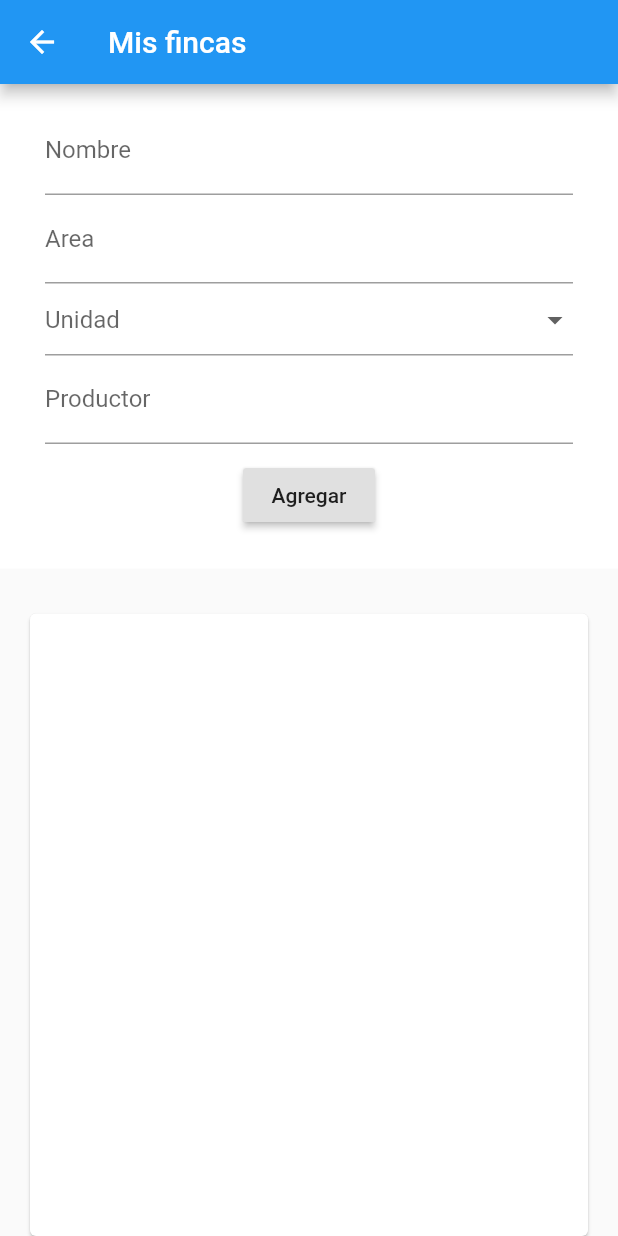
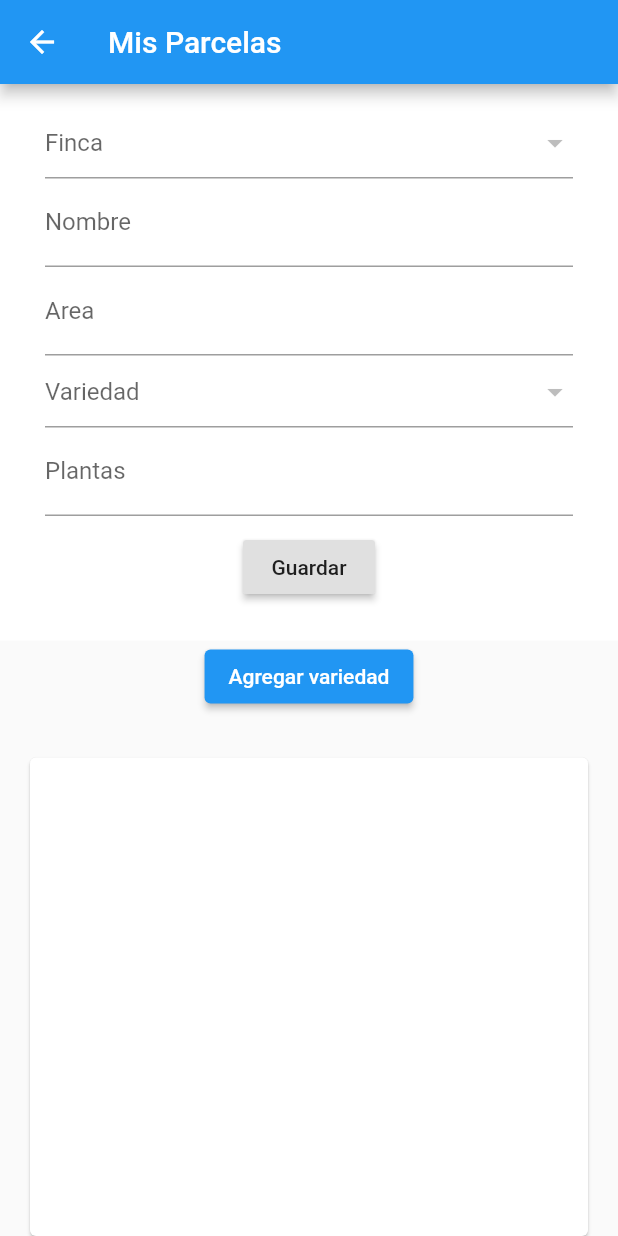
Before and after one commit to ErickMurillo/flutter_poda, a Flutter app: the screen it shows after launch, after a tap on "Mis parcelas", on a phone screen of 412 x 824 dp. Run offline on Flutter 3.47's test engine with Material 2 defaults, Android fonts, the phone set to English and light mode, and no system bars; our stand-ins replace sqflite; accounts and stored records are empty.

Commit message:
crud parcelas y variedades

```diff
--- /dev/null
+++ b/lib/models/parcelas.dart
@@ -0,0 +1,37 @@
+class Parcela {
+  Parcela(
+      {this.id,
+      this.idFinca,
+      this.nombre,
+      this.area,
+      this.idVariedad,
+      this.plantas});
+
+  Parcela.fromMap(Map<String, dynamic> map) {
+    id = map['id'];
+    idFinca = map['idFinca'];
+    nombre = map['nombre'];
+    area = map['area'].toDouble();
+    idVariedad = map['idVariedad'];
+    plantas = map['plantas'];
+  }
+
+  int id;
+  int idFinca;
+  String nombre;
+  double area;
+  int idVariedad;
+  int plantas;
+
+  Map<String, dynamic> toMap() {
+    var map = <String, dynamic>{
+      'idFinca': idFinca,
+      'nombre': nombre,
+      'area': area,
+      'idVariedad': idVariedad,
+      'plantas': plantas
+    };
+    if (id != null) map['id'] = id;
+    return map;
+  }
+}
--- /dev/null
+++ b/lib/models/variedad.dart
@@ -0,0 +1,19 @@
+class Variedad {
+  Variedad({this.id, this.nombre});
+
+  Variedad.fromMap(Map<String, dynamic> map) {
+    id = map['id'];
+    nombre = map['nombre'];
+  }
+
+  int id;
+  String nombre;
+
+  Map<String, dynamic> toMap() {
+    var map = <String, dynamic>{
+      'nombre': nombre,
+    };
+    if (id != null) map['id'] = id;
+    return map;
+  }
+}
--- a/lib/pages/home.dart
+++ b/lib/pages/home.dart
@@ -1,5 +1,7 @@
 import 'package:flutter/material.dart';
 import 'package:flutter_poda/pages/list_fincas.dart';
+
+import 'list_parcelas.dart';
 
 class HomePage extends StatefulWidget {
   const HomePage({Key key}) : super(key: key);
@@ -36,7 +38,7 @@ class _HomePageState extends State<HomePage> {
               onPressed: () {
                 Navigator.push(
                   context,
-                  MaterialPageRoute(builder: (context) => ListFincasPage()),
+                  MaterialPageRoute(builder: (context) => ListParcelasPage()),
                 );
               },
             ),
--- a/lib/pages/list_fincas.dart
+++ b/lib/pages/list_fincas.dart
@@ -103,7 +103,7 @@ class _ListFincasPageState extends State<ListFincasPage> {
                 margin: EdgeInsets.all(10.0),
                 child: RaisedButton(
                   onPressed: () => _onSubmit(),
-                  child: Text('Agregar'),
+                  child: Text('Guardar'),
                 ),
               )
             ],
@@ -146,6 +146,13 @@ class _ListFincasPageState extends State<ListFincasPage> {
                     ListTile(
                       title: Text(_fincas[index].nombre.toUpperCase()),
                       subtitle: Text(_fincas[index].area.toString()),
+                      trailing: IconButton(
+                          icon: Icon(Icons.delete_sweep),
+                          onPressed: () async {
+                            await _dbHelper.deleteFinca(_fincas[index].id);
+                            _resetForm();
+                            _refreshFincasList();
+                          }),
                       onTap: () {
                         setState(() {
                           _finca = _fincas[index];
--- /dev/null
+++ b/lib/pages/list_parcelas.dart
@@ -0,0 +1,223 @@
+import 'package:flutter/material.dart';
+import 'package:flutter_poda/models/finca.dart';
+import 'package:flutter_poda/pages/list_varidad.dart';
+import 'package:flutter_poda/providers/db_provider.dart';
+import 'package:flutter_poda/models/parcelas.dart';
+import 'package:flutter_poda/models/variedad.dart';
+
+class ListParcelasPage extends StatefulWidget {
+  const ListParcelasPage({Key key}) : super(key: key);
+
+  @override
+  _ListParcelasPageState createState() => _ListParcelasPageState();
+}
+
+class _ListParcelasPageState extends State<ListParcelasPage> {
+  Parcela _parcela = Parcela();
+  final _formKey = GlobalKey<FormState>();
+  final _ctlNombre = TextEditingController();
+  final _ctlArea = TextEditingController();
+  final _ctlPlantas = TextEditingController();
+  int selectedVariedad;
+  int selectedFinca;
+  List<Variedad> _variedades = [];
+  List<Finca> _fincas = [];
+  List<Parcela> _parcelas = [];
+  DatabaseHelper _dbHelper;
+//   var totalArea;
+
+  @override
+  void initState() {
+    super.initState();
+    setState(() {
+      _dbHelper = DatabaseHelper.instance;
+    });
+    _refreshVariedadList();
+    _refreshFincaList();
+  }
+
+  @override
+  Widget build(BuildContext context) {
+    return Scaffold(
+        appBar: AppBar(
+          title: Text("Mis Parcelas"),
+        ),
+        body: Center(
+          child: Column(
+              mainAxisAlignment: MainAxisAlignment.center,
+              children: <Widget>[
+                _form(),
+                ElevatedButton(
+                  child: Text('Agregar variedad'),
+                  onPressed: () {
+                    Navigator.push(
+                      context,
+                      MaterialPageRoute(
+                          builder: (context) => ListVariedadesPage()),
+                    ).then((val) => _refreshVariedadList());
+                  },
+                ),
+                _list(),
+              ]),
+        ));
+  }
+
+  _refreshVariedadList() async {
+    List<Variedad> x = await _dbHelper.fetchVariedad();
+    setState(() {
+      _variedades = x;
+    });
+  }
+
+  _refreshFincaList() async {
+    List<Finca> x = await _dbHelper.fetchFincas();
+    setState(() {
+      _fincas = x;
+    });
+  }
+
+  _refreshParcelaList() async {
+    List<Parcela> x = await _dbHelper.fetchParcela();
+    setState(() {
+      _parcelas = x;
+    });
+  }
+
+  _onSubmit() async {
+    var form = _formKey.currentState;
+    if (form.validate()) {
+      form.save();
+      if (_parcela.id == null)
+        await _dbHelper.insertParcela(_parcela);
+      else
+        await _dbHelper.updateParcela(_parcela);
+      _refreshParcelaList();
+      _resetForm();
+    }
+  }
+
+  _resetForm() {
+    setState(() {
+      _formKey.currentState.reset();
+      _ctlNombre.clear();
+      _ctlArea.clear();
+      _ctlPlantas.clear();
+      selectedFinca = null;
+      selectedVariedad = null;
+    });
+  }
+
+  _form() => Container(
+        color: Colors.white,
+        padding: EdgeInsets.symmetric(vertical: 15, horizontal: 30),
+        child: Form(
+          key: _formKey,
+          child: Column(
+            children: <Widget>[
+              DropdownButtonFormField<int>(
+                value: selectedFinca,
+                hint: Text('Finca'),
+                items: _fincas
+                    .map((label) => DropdownMenuItem(
+                          child: Text(label.nombre + ' - ' + label.unidad),
+                          value: label.id,
+                        ))
+                    .toList(),
+                onChanged: (value) {
+                  setState(() {
+                    selectedFinca = value;
+                    // totalArea = _dbHelper.getFinca(value);
+                  });
+                },
+                // validator: (value) => (value <= totalArea
+                //     ? 'valor es mayor a area total finca'
+                //     : null),
+                onSaved: (value) => setState(() => _parcela.idFinca = value),
+              ),
+              TextFormField(
+                controller: _ctlNombre,
+                decoration: InputDecoration(labelText: 'Nombre'),
+                onSaved: (val) => setState(() => _parcela.nombre = val),
+                validator: (val) => (val.length == 0 ? 'required' : null),
+              ),
+              TextFormField(
+                controller: _ctlArea,
+                decoration: InputDecoration(labelText: 'Area'),
+                keyboardType: TextInputType.numberWithOptions(decimal: true),
+                validator: (val) => (val.length == 0 ? 'required' : null),
+                onSaved: (val) =>
+                    setState(() => _parcela.area = double.parse(val)),
+              ),
+              DropdownButtonFormField<int>(
+                value: selectedVariedad,
+                hint: Text('Variedad'),
+                items: _variedades
+                    .map((label) => DropdownMenuItem(
+                          child: Text(label.nombre),
+                          value: label.id,
+                        ))
+                    .toList(),
+                onChanged: (value) {
+                  setState(() => selectedVariedad = value);
+                },
+                onSaved: (value) => setState(() => _parcela.idVariedad = value),
+              ),
+              TextFormField(
+                controller: _ctlPlantas,
+                decoration: InputDecoration(labelText: 'Plantas'),
+                keyboardType: TextInputType.numberWithOptions(),
+                onSaved: (val) =>
+                    setState(() => _parcela.plantas = int.parse(val)),
+              ),
+              Container(
+                margin: EdgeInsets.all(10.0),
+                child: RaisedButton(
+                  onPressed: () => _onSubmit(),
+                  child: Text('Guardar'),
+                ),
+              )
+            ],
+          ),
+        ),
+      );
+
+  _list() => Expanded(
+        child: Card(
+            margin: EdgeInsets.fromLTRB(20, 30, 20, 0),
+            child: ListView.builder(
+              padding: EdgeInsets.all(8),
+              itemBuilder: (context, index) {
+                return Column(
+                  children: <Widget>[
+                    ListTile(
+                      title: Text(_parcelas[index].nombre.toUpperCase()),
+                      subtitle: Text(_parcelas[index].area.toString()),
+                      trailing: IconButton(
+                          icon: Icon(Icons.delete_sweep),
+                          onPressed: () async {
+                            await _dbHelper.deleteParcela(_parcelas[index].id);
+                            _resetForm();
+                            _refreshParcelaList();
+                          }),
+                      onTap: () {
+                        setState(() {
+                          _parcela = _parcelas[index];
+                          _ctlNombre.text = _parcelas[index].nombre;
+                          _ctlArea.text = _parcelas[index].area.toString();
+                          _ctlPlantas.text =
+                              _parcelas[index].plantas.toString();
+                          selectedVariedad = _parcelas[index].idVariedad;
+                          selectedFinca = _parcelas[index].idFinca;
+                        });
+                      },
+                    ),
+                    Divider(
+                      height: 5.0,
+                    )
+                  ],
+                );
+              },
+              itemCount: _parcelas.length,
+            )),
+      );
+}
--- a/lib/providers/db_provider.dart
+++ b/lib/providers/db_provider.dart
@@ -1,5 +1,7 @@
 import 'dart:io';
 import 'package:flutter_poda/models/finca.dart';
+import 'package:flutter_poda/models/parcelas.dart';
+import 'package:flutter_poda/models/variedad.dart';
 import 'package:path/path.dart';
 
 import 'package:path_provider/path_provider.dart';
@@ -34,35 +36,23 @@ class DatabaseHelper {
           'unidad TEXT,'
           'productor TEXT'
           ')');
+      await db.execute('CREATE TABLE if not exists Variedad('
+          'id INTEGER PRIMARY KEY AUTOINCREMENT,'
+          'nombre TEXT'
+          ')');
+      await db.execute('CREATE TABLE if not exists Parcela('
+          'id INTEGER PRIMARY KEY AUTOINCREMENT,'
+          'nombre TEXT,'
+          'area REAL,'
+          'idVariedad INTEGER,'
+          'idFinca INTEGER,'
+          'FOREIGN KEY(idVariedad) REFERENCES Variedad(id),'
+          'FOREIGN KEY(idFinca) REFERENCES Finca(id)'
+          ')');
     });
   }
 
-//   // Insert on database
-//   createFinca(Finca newFinca) async {
-//     // await deleteAllFinca();
-//     final db = await database;
-//     final res = await db.insert('Finca', newFinca.toJson());
-
-//     return res;
-//   }
-
-//   // Delete all
-//   Future<int> deleteAllFinca() async {
-//     final db = await database;
-//     final res = await db.rawDelete('DELETE FROM Finca');
-
-//     return res;
-//   }
-
-//   //select all
-//   Future<List<Finca>> getAllFincas() async {
-//     final db = await database;
-//     final res = await db.rawQuery("SELECT * FROM Finca");
-//     List<Finca> list =
-//         res.isNotEmpty ? res.map((c) => Finca.fromJson(c)).toList() : [];
-//     return list;
-//   }
-
+// fincas CRUD
   Future<int> insertFinca(Finca finca) async {
     Database db = await database;
     return await db.insert('Finca', finca.toMap());
@@ -74,6 +64,17 @@ class DatabaseHelper {
         .update('Finca', finca.toMap(), where: 'id=?', whereArgs: [finca.id]);
   }
 
+  Future<int> deleteFinca(int id) async {
+    Database db = await database;
+    return await db.delete('Finca', where: 'id=?', whereArgs: [id]);
+  }
+
+  Future getFinca(int id) async {
+    Database db = await database;
+    final res = await db.rawQuery("SELECT area FROM Finca WHERE id=?", [id]);
+    return res;
+  }
+
   Future<List<Finca>> fetchFincas() async {
     Database db = await database;
     List<Map> fincas = await db.query('Finca');
@@ -81,4 +82,54 @@ class DatabaseHelper {
         ? []
         : fincas.map((e) => Finca.fromMap(e)).toList();
   }
+
+  //variedades CRUD
+  Future<int> insertVariedad(Variedad variedad) async {
+    Database db = await database;
+    return await db.insert('Variedad', variedad.toMap());
+  }
+
+  Future<int> updateVariedad(Variedad variedad) async {
+    Database db = await database;
+    return await db.update('Variedad', variedad.toMap(),
+        where: 'id=?', whereArgs: [variedad.id]);
+  }
+
+  Future<int> deleteVariedad(int id) async {
+    Database db = await database;
+    return await db.delete('Variedad', where: 'id=?', whereArgs: [id]);
+  }
+
+  Future<List<Variedad>> fetchVariedad() async {
+    Database db = await database;
+    List<Map> variedades = await db.query('Variedad');
+    return variedades.length == 0
+        ? []
+        : variedades.map((e) => Variedad.fromMap(e)).toList();
+  }
+
+  //parcelas CRUD
+  Future<int> insertParcela(Parcela parcela) async {
+    Database db = await database;
+    return await db.insert('Parcela', parcela.toMap());
+  }
+
+  Future<int> updateParcela(Parcela parcela) async {
+    Database db = await database;
+    return await db.update('Parcela', parcela.toMap(),
+        where: 'id=?', whereArgs: [parcela.id]);
+  }
+
+  Future<int> deleteParcela(int id) async {
+    Database db = await database;
+    return await db.delete('Parcela', where: 'id=?', whereArgs: [id]);
+  }
+
+  Future<List<Parcela>> fetchParcela() async {
+    Database db = await database;
+    List<Map> parcelas = await db.query('Parcela');
+    return parcelas.length == 0
+        ? []
+        : parcelas.map((e) => Parcela.fromMap(e)).toList();
+  }
 }
--- a/pubspec.yaml
+++ b/pubspec.yaml
@@ -31,6 +31,7 @@ dependencies:
   dio: 3.0.10
   sqflite: 1.3.2+3
   path_provider: ^1.6.27
+  select_form_field: ^1.1.0
 
 dev_dependencies:
   flutter_test:
```
Also changed, not shown: lib/pages/list_varidad.dart (added, +130 -0 lines), pubspec.lock.
